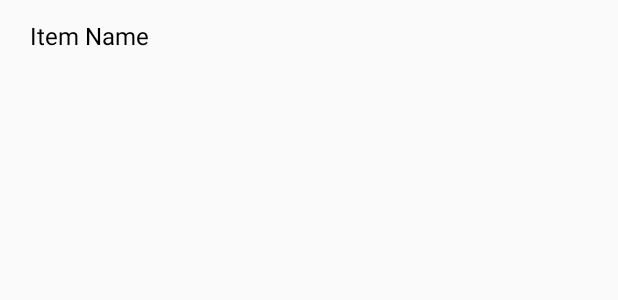
After one commit to herbsts/BSD_Project, an Android app: the layout list_view_item_root.xml on its own in the app's theme, with its tools: preview values and no code run, on a phone screen of 412 x 824 dp. The commit adds this screen. Shown: the top 300 px of the screen. Run offline under Robolectric (Android 15) with nearby library versions, the phone set to English and light mode, and no system bars.

Commit message:
created basic navigation drawer

```diff
--- a/Android_App/Boost_It/app/build.gradle
+++ b/Android_App/Boost_It/app/build.gradle
@@ -26,5 +26,6 @@ dependencies {
     })
     compile 'com.android.support:appcompat-v7:25.3.1'
     compile 'com.android.support.constraint:constraint-layout:1.0.2'
+    compile 'com.mindorks:placeholderview:0.2.7'
     testCompile 'junit:junit:4.12'
 }
--- /dev/null
+++ b/Android_App/Boost_It/app/src/main/res/layout/list_view_item_root.xml
@@ -0,0 +1,29 @@
+<?xml version="1.0" encoding="utf-8"?>
+<RelativeLayout xmlns:android="http://schemas.android.com/apk/res/android"
+    android:layout_width="match_parent"
+    android:layout_height="wrap_content"
+    android:background="?android:attr/activatedBackgroundIndicator"
+    android:minHeight="?android:attr/listPreferredItemHeightSmall"
+    android:padding="10dp" >
+
+    <ImageView
+        android:id="@+id/imageViewIcon"
+        android:layout_width="wrap_content"
+        android:layout_height="wrap_content"
+        android:layout_alignParentLeft="true"
+        android:layout_alignParentTop="true"
+        android:paddingRight="10dp" />
+
+    <TextView
+        android:id="@+id/textViewName"
+        android:layout_width="wrap_content"
+        android:layout_height="wrap_content"
+        android:layout_centerVertical="true"
+        android:layout_toRightOf="@+id/imageViewIcon"
+        android:paddingRight="10dp"
+        android:text="Item Name"
+        android:textColor="@android:color/black"
+        android:textAppearance="?android:attr/textAppearanceListItemSmall"
+        />
+
+</RelativeLayout>
--- a/Android_App/Boost_It/app/src/main/res/values/colors.xml
+++ b/Android_App/Boost_It/app/src/main/res/values/colors.xml
@@ -3,4 +3,5 @@
     <color name="colorPrimary">#3F51B5</color>
     <color name="colorPrimaryDark">#303F9F</color>
     <color name="colorAccent">#FF4081</color>
+    <color name="white">#FFFFFF</color>
 </resources>
--- a/Android_App/Boost_It/app/src/main/res/values/styles.xml
+++ b/Android_App/Boost_It/app/src/main/res/values/styles.xml
@@ -1,11 +1,23 @@
 <resources>
 
     <!-- Base application theme. -->
-    <style name="AppTheme" parent="Theme.AppCompat.Light.DarkActionBar">
-        <!-- Customize your theme here. -->
+    <style name="AppTheme" parent="Theme.AppCompat.Light.NoActionBar">
         <item name="colorPrimary">@color/colorPrimary</item>
         <item name="colorPrimaryDark">@color/colorPrimaryDark</item>
         <item name="colorAccent">@color/colorAccent</item>
+        <item name="android:windowContentOverlay">@null</item>
+        <item name="windowActionBar">false</item>
+        <item name="windowNoTitle">true</item>
+        <item name="drawerArrowStyle">@style/MaterialDrawer.DrawerArrowStyle</item>
+    </style>
+    <!--use item name="drawerArrowStyle" if you are using dark primaryColor in your app, else remove it-->
+    <style name="MaterialDrawer.DrawerArrowStyle" parent="Widget.AppCompat.DrawerArrowToggle">
+        <item name="spinBars">false</item>
+        <item name="color">@android:color/white</item>
+    </style>
+
+    <style name="buttonStyle">
+        <item name="android:background">@drawable/buttonshape</item>
     </style>
 
 </resources>
```
Also changed, not shown: Android_App/Boost_It/app/src/main/java/bsd/school2017/boost_it/MainActivity.java (+119 -1 lines), Android_App/Boost_It/app/src/main/java/bsd/school2017/boost_it/pkgAdapter/DataModel.java (added, +18 -0 lines), Android_App/Boost_It/app/src/main/java/bsd/school2017/boost_it/pkgAdapter/DrawerItemCustomAdapter.java (added, +51 -0 lines), Android_App/Boost_It/app/src/main/res/drawable/buttonshape.xml (added, +22 -0 lines), Android_App/Boost_It/app/src/main/res/layout/activity_main.xml (+40 -6 lines), Android_App/Boost_It/app/src/main/res/layout/toolbar.xml (added, +10 -0 lines), Android_App/Boost_It/app/src/main/res/values/strings.xml (+10 -0 lines).
